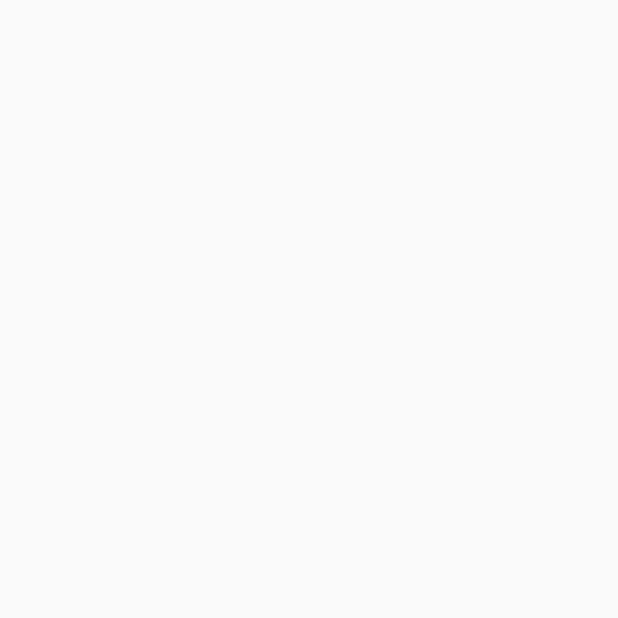
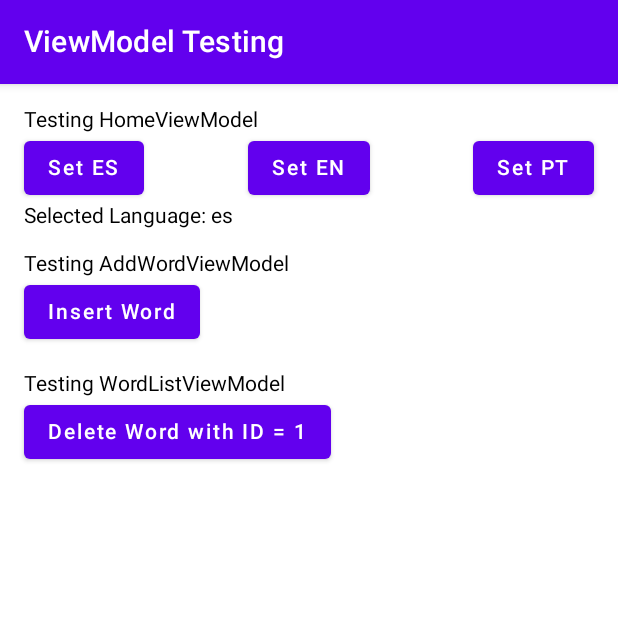
Before and after one commit to fgmasw/FullyTrilingual-Public, an Android app built with Jetpack Compose: the screen it shows after launch (MainActivity), on a phone screen of 412 x 824 dp, the top half of it. Before the commit the part shown is empty. Run offline under Robolectric (Android 15) with nearby library versions, the phone set to English and light mode, and no system bars; our stand-ins replace Room's generated code.

Commit message:
Update with changes 2024-12-15 23:24

```diff
--- a/app/src/main/java/com/fagir/fullytrilingual/MainActivity.kt
+++ b/app/src/main/java/com/fagir/fullytrilingual/MainActivity.kt
@@ -4,58 +4,107 @@ import android.os.Bundle
 import android.util.Log
 import androidx.activity.ComponentActivity
 import androidx.activity.compose.setContent
+import androidx.compose.foundation.layout.*
+import androidx.compose.foundation.text.BasicText
+import androidx.compose.material.*
 import androidx.compose.runtime.*
+import androidx.lifecycle.viewmodel.compose.viewModel
 import com.fagir.fullytrilingual.data.local.database.AppDatabase
-import com.fagir.fullytrilingual.data.local.entities.Word
 import com.fagir.fullytrilingual.data.repository.WordRepository
-import kotlinx.coroutines.Dispatchers
-import kotlinx.coroutines.runBlocking
+import com.fagir.fullytrilingual.ui.screens.addword.AddWordViewModel
+import com.fagir.fullytrilingual.ui.screens.addword.AddWordViewModelFactory
+import com.fagir.fullytrilingual.ui.screens.home.HomeViewModel
+import com.fagir.fullytrilingual.ui.screens.wordlist.WordListViewModel
+import com.fagir.fullytrilingual.ui.screens.wordlist.WordListViewModelFactory
+import androidx.compose.ui.Modifier
+import androidx.compose.ui.unit.dp
 
 class MainActivity : ComponentActivity() {
     override fun onCreate(savedInstanceState: Bundle?) {
         super.onCreate(savedInstanceState)
+        setContent {
+            val database = AppDatabase.getDatabase(this)
+            val repository = WordRepository(database.wordDao())
 
-        // Obtener la instancia de la base de datos y el repositorio
-        val database = AppDatabase.getDatabase(this)
-        val wordRepository = WordRepository(database.wordDao())
+            val homeViewModel: HomeViewModel = viewModel()
+            val addWordViewModel: AddWordViewModel = viewModel(factory = AddWordViewModelFactory(repository))
+            val wordListViewModel: WordListViewModel = viewModel(factory = WordListViewModelFactory(repository))
 
-        // Prueba del repositorio
-        runBlocking(Dispatchers.IO) {
-            // Insertar una palabra de prueba
-            val testWord = Word(
-                baseLanguage = "es",
-                word = "hola",
-                translation1 = "hello",
-                translation2 = "olá",
-                phraseBase = "Hola, ¿cómo estás?",
-                phraseTranslation1 = "Hello, how are you?",
-                phraseTranslation2 = "Olá, como você está?"
-            )
-            val id = wordRepository.insertWord(testWord)
-            Log.d("WordRepositoryTest", "Inserted Word ID: $id")
+            Scaffold(
+                topBar = {
+                    TopAppBar(title = { Text("ViewModel Testing") })
+                }
+            ) { paddingValues ->
+                Column(
+                    modifier = Modifier
+                        .fillMaxSize()
+                        .padding(paddingValues)
+                        .padding(16.dp)
+                ) {
+                    // HomeViewModel Test
+                    Text("Testing HomeViewModel")
+                    Row(
+                        modifier = Modifier.fillMaxWidth(),
+                        horizontalArrangement = Arrangement.SpaceBetween
+                    ) {
+                        Button(onClick = {
+                            homeViewModel.updateSelectedLanguage("es")
+                            Log.d("HomeViewModel", "Language set to ES")
+                        }) { Text("Set ES") }
+                        Button(onClick = {
+                            homeViewModel.updateSelectedLanguage("en")
+                            Log.d("HomeViewModel", "Language set to EN")
+                        }) { Text("Set EN") }
+                        Button(onClick = {
+                            homeViewModel.updateSelectedLanguage("pt")
+                            Log.d("HomeViewModel", "Language set to PT")
+                        }) { Text("Set PT") }
+                    }
+                    Text("Selected Language: ${homeViewModel.selectedLanguage.collectAsState().value}")
 
-            // Obtener todas las palabras
-            val allWords = wordRepository.getAllWords()
-            Log.d("WordRepositoryTest", "All Words: $allWords")
+                    Spacer(modifier = Modifier.height(16.dp))
 
-            // Obtener palabras por idioma
-            val wordsInSpanish = wordRepository.getWordsByLanguage("es")
-            Log.d("WordRepositoryTest", "Words in Spanish: $wordsInSpanish")
+                    // AddWordViewModel Test
+                    Text("Testing AddWordViewModel")
+                    Button(onClick = {
+                        try {
+                            addWordViewModel.insertWord(
+                                baseLanguage = "es",
+                                word = "Hola",
+                                translation1 = "Hello",
+                                translation2 = "Olá",
+                                phraseBase = "Hola, ¿cómo estás?",
+                                phraseTranslation1 = "Hello, how are you?",
+                                phraseTranslation2 = "Olá, como você está?"
+                            )
+                            Log.d("AddWordViewModel", "Inserted word successfully: Hola")
+                        } catch (e: Exception) {
+                            Log.e("AddWordViewModel", "Error inserting word: ${e.message}")
+                        }
+                    }) {
+                        Text("Insert Word")
+                    }
 
-            // Eliminar una palabra por ID
-            if (allWords.isNotEmpty()) {
-                val wordToDelete = allWords.first().id
-                wordRepository.deleteWordById(wordToDelete)
-                Log.d("WordRepositoryTest", "Deleted Word with ID: $wordToDelete")
+                    Spacer(modifier = Modifier.height(16.dp))
+
+                    // WordListViewModel Test
+                    Text("Testing WordListViewModel")
+                    Button(onClick = {
+                        try {
+                            wordListViewModel.deleteWord(1)
+                            Log.d("WordListViewModel", "Deleted word with ID = 1")
+                        } catch (e: Exception) {
+                            Log.e("WordListViewModel", "Error deleting word: ${e.message}")
+                        }
+                    }) { Text("Delete Word with ID = 1") }
+
+                    val wordList by wordListViewModel.wordList.collectAsState()
+                    wordList.forEach { word ->
+                        Log.d("WordListViewModel", "Word loaded: $word")
+                        BasicText("Word: ${word.word} - Base Language: ${word.baseLanguage}")
+                    }
+                }
             }
-
-            // Verificar después de eliminar
-            val updatedWords = wordRepository.getAllWords()
-            Log.d("WordRepositoryTest", "Words After Deletion: $updatedWords")
-        }
-
-        setContent {
-            // Contenido vacío solo para que la app compile
         }
     }
 }
--- /dev/null
+++ b/app/src/main/java/com/fagir/fullytrilingual/ui/screens/addword/AddWordViewModelFactory.kt
@@ -0,0 +1,23 @@
+package com.fagir.fullytrilingual.ui.screens.addword
+
+import android.util.Log
+import androidx.lifecycle.ViewModel
+import androidx.lifecycle.ViewModelProvider
+import com.fagir.fullytrilingual.data.repository.WordRepository
+
+class AddWordViewModelFactory(
+    private val repository: WordRepository
+) : ViewModelProvider.Factory {
+
+    override fun <T : ViewModel> create(modelClass: Class<T>): T {
+        return if (modelClass.isAssignableFrom(AddWordViewModel::class.java)) {
+            Log.d("AddWordViewModelFactory", "Creating instance of AddWordViewModel")
+            @Suppress("UNCHECKED_CAST")
+            AddWordViewModel(repository) as T
+        } else {
+            val errorMessage = "ViewModel not found: Expected AddWordViewModel, got ${modelClass.simpleName}"
+            Log.e("AddWordViewModelFactory", errorMessage)
+            throw IllegalArgumentException(errorMessage)
+        }
+    }
+}
--- a/app/src/main/java/com/fagir/fullytrilingual/ui/screens/home/HomeViewModel.kt
+++ b/app/src/main/java/com/fagir/fullytrilingual/ui/screens/home/HomeViewModel.kt
@@ -1,4 +1,32 @@
 package com.fagir.fullytrilingual.ui.screens.home
 
-class HomeViewModel {
+import android.util.Log
+import androidx.lifecycle.ViewModel
+import kotlinx.coroutines.flow.MutableStateFlow
+import kotlinx.coroutines.flow.StateFlow
+
+/**
+ * ViewModel for managing the selected language in the Home Screen.
+ */
+class HomeViewModel : ViewModel() {
+
+    // Backing property to hold the current selected language
+    private val _selectedLanguage = MutableStateFlow("es")
+
+    // Expose an immutable StateFlow for observing the selected language
+    val selectedLanguage: StateFlow<String> = _selectedLanguage
+
+    init {
+        Log.d("HomeViewModel", "Initialized with language: ${_selectedLanguage.value}")
+    }
+
+    /**
+     * Updates the currently selected language.
+     * @param language The language code to set (e.g., "es", "en", "pt").
+     */
+    fun updateSelectedLanguage(language: String) {
+        Log.d("HomeViewModel", "Updating selected language from ${_selectedLanguage.value} to $language")
+        _selectedLanguage.value = language
+        Log.d("HomeViewModel", "Language updated successfully to: ${_selectedLanguage.value}")
+    }
 }
--- a/app/src/main/java/com/fagir/fullytrilingual/ui/screens/wordlist/WordListViewModel.kt
+++ b/app/src/main/java/com/fagir/fullytrilingual/ui/screens/wordlist/WordListViewModel.kt
@@ -1,4 +1,59 @@
 package com.fagir.fullytrilingual.ui.screens.wordlist
 
-class WordListViewModel {
+import android.util.Log
+import androidx.lifecycle.ViewModel
+import androidx.lifecycle.viewModelScope
+import com.fagir.fullytrilingual.data.local.entities.Word
+import com.fagir.fullytrilingual.data.repository.WordRepository
+import kotlinx.coroutines.flow.MutableStateFlow
+import kotlinx.coroutines.flow.StateFlow
+import kotlinx.coroutines.Dispatchers
+import kotlinx.coroutines.launch
+
+/**
+ * ViewModel for managing the word list screen.
+ * Handles retrieving and deleting words using the WordRepository.
+ */
+class WordListViewModel(private val repository: WordRepository) : ViewModel() {
+
+    private val _wordList = MutableStateFlow<List<Word>>(emptyList())
+    val wordList: StateFlow<List<Word>> = _wordList
+
+    init {
+        Log.d("WordListViewModel", "Initializing WordListViewModel...")
+        getAllWords()
+    }
+
+    /**
+     * Fetches all words from the repository and updates the state.
+     */
+    private fun getAllWords() {
+        viewModelScope.launch(Dispatchers.IO) {
+            try {
+                Log.d("WordListViewModel", "Fetching all words...")
+                _wordList.value = repository.getAllWords()
+                Log.d("WordListViewModel", "Words fetched: ${_wordList.value}")
+            } catch (e: Exception) {
+                Log.e("WordListViewModel", "Error fetching words", e)
+            }
+        }
+    }
+
+    /**
+     * Deletes a word by its ID and refreshes the word list.
+     *
+     * @param wordId ID of the word to delete.
+     */
+    fun deleteWord(wordId: Int) {
+        viewModelScope.launch(Dispatchers.IO) {
+            try {
+                Log.d("WordListViewModel", "Deleting word with ID: $wordId")
+                repository.deleteWordById(wordId)
+                Log.d("WordListViewModel", "Word with ID: $wordId deleted successfully")
+                getAllWords() // Refresh list after deletion
+            } catch (e: Exception) {
+                Log.e("WordListViewModel", "Error deleting word with ID: $wordId", e)
+            }
+        }
+    }
 }
--- /dev/null
+++ b/app/src/main/java/com/fagir/fullytrilingual/ui/screens/wordlist/WordListViewModelFactory.kt
@@ -0,0 +1,23 @@
+package com.fagir.fullytrilingual.ui.screens.wordlist
+
+import android.util.Log
+import androidx.lifecycle.ViewModel
+import androidx.lifecycle.ViewModelProvider
+import com.fagir.fullytrilingual.data.repository.WordRepository
+
+class WordListViewModelFactory(
+    private val repository: WordRepository
+) : ViewModelProvider.Factory {
+
+    override fun <T : ViewModel> create(modelClass: Class<T>): T {
+        return if (modelClass.isAssignableFrom(WordListViewModel::class.java)) {
+            Log.d("WordListViewModelFactory", "Creating instance of WordListViewModel")
+            @Suppress("UNCHECKED_CAST")
+            WordListViewModel(repository) as T
+        } else {
+            val errorMessage = "ViewModel not found: Expected WordListViewModel, got ${modelClass.simpleName}"
+            Log.e("WordListViewModelFactory", errorMessage)
+            throw IllegalArgumentException(errorMessage)
+        }
+    }
+}
```
Also changed, not shown: app/build.gradle.kts (+10 -4 lines), app/src/main/java/com/fagir/fullytrilingual/ui/screens/addword/AddWordViewModel.kt (+71 -1 lines), gradle/libs.versions.toml (+16 -0 lines), 1 other file.
